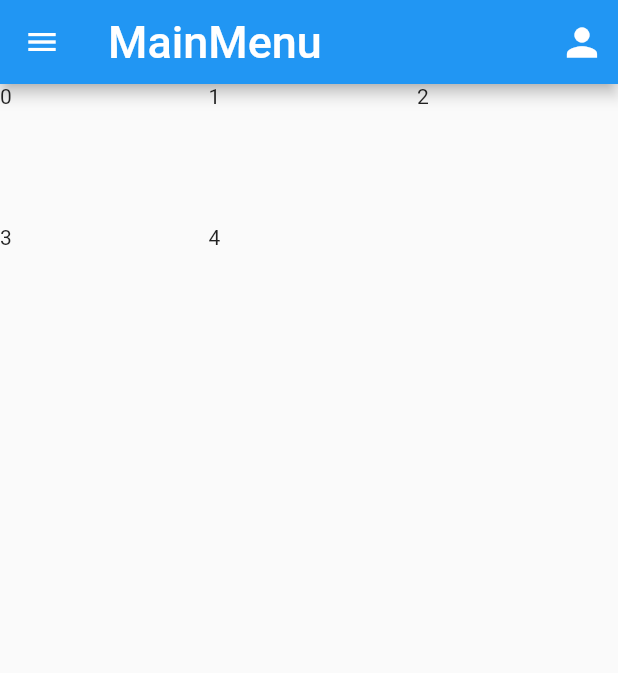
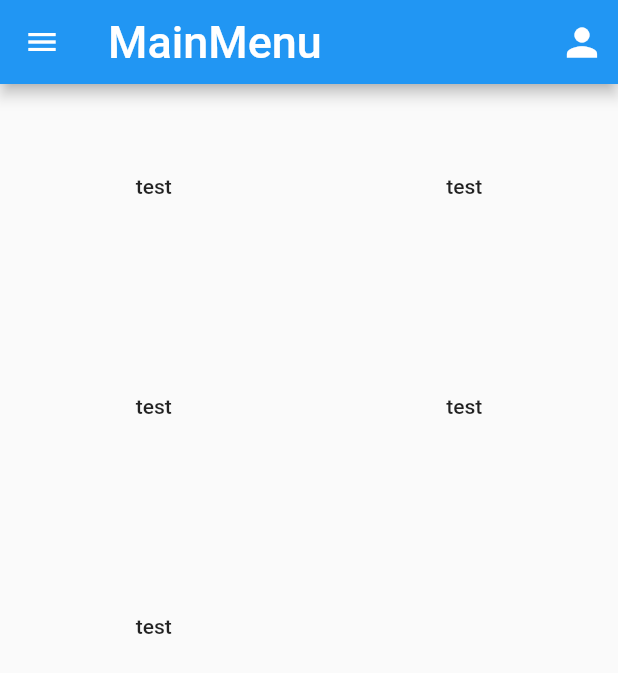
Before and after one commit to safem0de/myMobileApp, a Flutter app: the HomePage screen opened by its route, on a phone screen of 412 x 824 dp. Shown: the top 673 px of the screen. Run offline on Flutter 3.47's test engine with Material 2 defaults, Android fonts, the phone set to English and light mode, and no system bars; our stand-ins replace another_flushbar, dio.

```diff
--- a/lib/src/pages/home/home_page.dart
+++ b/lib/src/pages/home/home_page.dart
@@ -1,4 +1,4 @@
-import 'package:firstflutter/src/pages/home/grid_app.dart';
+import 'package:firstflutter/src/pages/home/widgets/grid_app.dart';
 import 'package:intl/intl.dart';
 import '../../viewmodels/menu_view_model.dart';
 import '../../constants/asset.dart';
--- a/lib/src/pages/home/grid_app.dart
+++ b/lib/src/pages/home/widgets/grid_app.dart
@@ -1,3 +1,4 @@
+import 'program_item.dart';
 import 'package:flutter/material.dart';
 
 class GridApp extends StatefulWidget {
@@ -12,12 +13,16 @@ class _GridAppState extends State<GridApp> {
   Widget build(BuildContext context) {
     return GridView.builder(
       gridDelegate: const SliverGridDelegateWithFixedCrossAxisCount(
-        crossAxisCount: 3,
+        crossAxisCount: 2,
         childAspectRatio: 1.5,
-        crossAxisSpacing: 5,
-        mainAxisSpacing: 5,
+        crossAxisSpacing: 2,
+        mainAxisSpacing: 10,
       ),
-      itemBuilder: (context, index) => Text('$index'),
+      itemBuilder: (context, index) => LayoutBuilder(
+        builder: (context, BoxConstraints constraints) {
+          return ProgramItem(constraints.maxHeight);
+        },
+      ),
       itemCount: 5,
     );
   }
--- /dev/null
+++ b/lib/src/pages/home/widgets/program_item.dart
@@ -0,0 +1,29 @@
+import '../../../constants/asset.dart';
+import 'package:flutter/material.dart';
+
+class ProgramItem extends StatelessWidget {
+  final double maxHeight;
+  const ProgramItem(this.maxHeight, {Key? key}) : super(key: key);
+
+  @override
+  Widget build(BuildContext context) {
+    return Column(
+      mainAxisAlignment: MainAxisAlignment.center,
+      children: [
+        // _buildIcon(),
+        _buildName(),
+      ],
+    );
+  }
+
+  // _buildIcon() {}
+
+  Text _buildName() {
+    return const Text(
+      'test',
+      style: TextStyle(
+        fontWeight: FontWeight.w500,
+      ),
+    );
+  }
+}
--- /dev/null
+++ b/lib/src/pages/insert_slot/run_check.dart
@@ -0,0 +1,10 @@
+import 'package:flutter/material.dart';
+
+class RunAndCheck extends StatelessWidget {
+  const RunAndCheck({Key? key}) : super(key: key);
+
+  @override
+  Widget build(BuildContext context) {
+    return Container();
+  }
+}
```
Also changed, not shown: lib/src/pages/home/widgets/insert_slot.dart (deleted).
